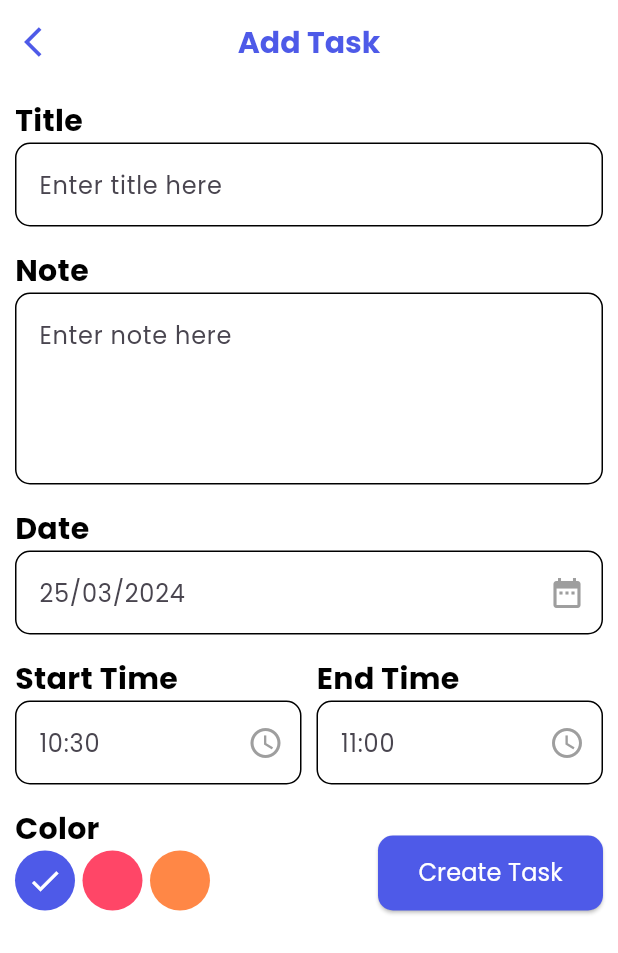
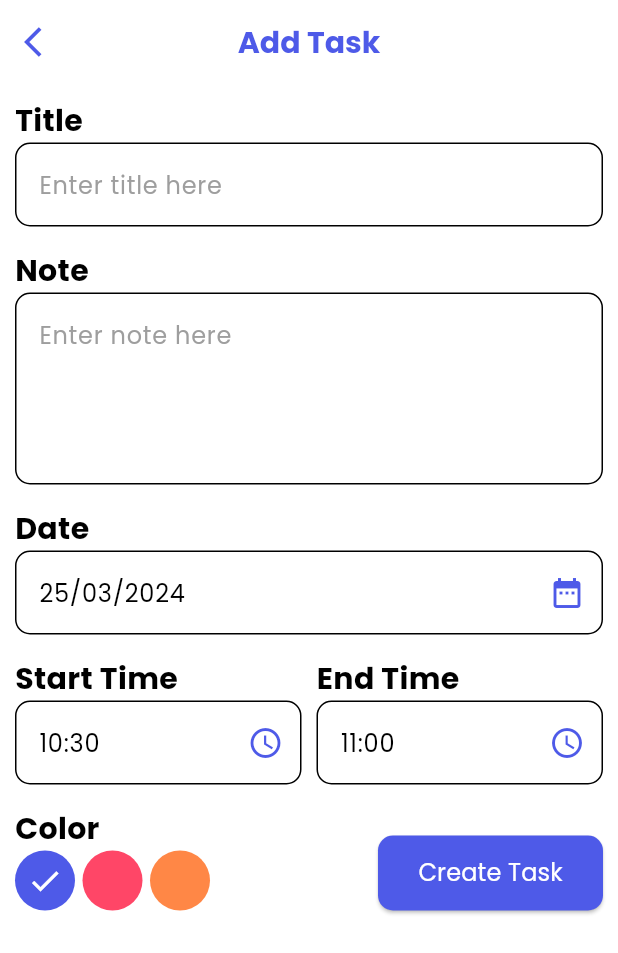
Before and after one commit to Menna20Adel/taskatti, a Flutter app: the HomeView screen opened directly, after a tap on "+ Add Task", on a phone screen of 412 x 824 dp. Shown: the top 953 px of the screen. Run offline on Flutter 3.47's test engine with Material 3 defaults, Android fonts, the phone set to English and light mode, and no system bars; our stand-ins replace date_picker_timeline, gap, google_fonts, hive, hive_flutter, image_picker and 1 more; accounts and stored records are empty; statements that could not run were skipped.

Commit message:
last but not least

```diff
--- a/lib/core/themes/themes.dart
+++ b/lib/core/themes/themes.dart
@@ -3,15 +3,24 @@ import 'package:google_fonts/google_fonts.dart';
 import 'package:taskatti/core/utils/colors.dart';
 
 class AppThemes {
+  //light theme
   static ThemeData appLightTheme = ThemeData(
       fontFamily: GoogleFonts.poppins().fontFamily,
       scaffoldBackgroundColor: AppColors.white,
       appBarTheme: AppBarTheme(
           backgroundColor: AppColors.white, foregroundColor: AppColors.blue),
+      colorScheme: ColorScheme.fromSeed(
+          primary: AppColors.blue,
+          // secondary: ,
+          background: AppColors.white,
+          // text
+          onSurface: AppColors.black,
+          error: AppColors.red,
+          seedColor: AppColors.blue),
       inputDecorationTheme: InputDecorationTheme(
           enabledBorder: OutlineInputBorder(
               borderRadius: BorderRadius.circular(10),
-              borderSide: BorderSide(color: AppColors.blue)),
+              borderSide: BorderSide(color: AppColors.black)),
           focusedBorder: OutlineInputBorder(
               borderRadius: BorderRadius.circular(10),
               borderSide: BorderSide(color: AppColors.blue)),
@@ -21,16 +30,26 @@ class AppThemes {
           focusedErrorBorder: OutlineInputBorder(
               borderRadius: BorderRadius.circular(10),
               borderSide: BorderSide(color: AppColors.red))));
+
+  //dark theme
   static ThemeData appDarkTheme = ThemeData(
       fontFamily: GoogleFonts.poppins().fontFamily,
       scaffoldBackgroundColor: AppColors.darkBackground,
       appBarTheme: AppBarTheme(
           backgroundColor: AppColors.darkBackground,
           foregroundColor: AppColors.blue),
+      colorScheme: ColorScheme.fromSeed(
+          primary: AppColors.blue,
+          // secondary: ,
+          background: AppColors.darkBackground,
+          // text
+          onSurface: AppColors.white,
+          error: AppColors.red,
+          seedColor: AppColors.blue),
       inputDecorationTheme: InputDecorationTheme(
           enabledBorder: OutlineInputBorder(
               borderRadius: BorderRadius.circular(10),
-              borderSide: BorderSide(color: AppColors.blue)),
+              borderSide: BorderSide(color: AppColors.white)),
           focusedBorder: OutlineInputBorder(
               borderRadius: BorderRadius.circular(10),
               borderSide: BorderSide(color: AppColors.blue)),
--- a/lib/core/utils/text_style.dart
+++ b/lib/core/utils/text_style.dart
@@ -1,26 +1,28 @@
 import 'package:flutter/material.dart';
-import 'package:taskatti/core/utils/colors.dart';
 
-TextStyle titleStyle({double? fontSize, Color? color, FontWeight? fontWeight}) {
+TextStyle titleStyle(contex,
+    {double? fontSize, Color? color, FontWeight? fontWeight}) {
   return TextStyle(
     fontSize: fontSize ?? 20,
     fontWeight: fontWeight ?? FontWeight.bold,
-    color: color ?? AppColors.black,
+    color: color ?? Theme.of(contex).colorScheme.onSurface,
   );
 }
 
-TextStyle bodyStyle({double? fontSize, Color? color, FontWeight? fontWeight}) {
+TextStyle bodyStyle(contex,
+    {double? fontSize, Color? color, FontWeight? fontWeight}) {
   return TextStyle(
     fontSize: fontSize ?? 18,
     fontWeight: fontWeight ?? FontWeight.normal,
-    color: color ?? AppColors.black,
+    color: color ?? Theme.of(contex).colorScheme.onSurface,
   );
 }
 
-TextStyle smallStyle({double? fontSize, Color? color, FontWeight? fontWeight}) {
+TextStyle smallStyle(context,
+    {double? fontSize, Color? color, FontWeight? fontWeight}) {
   return TextStyle(
     fontSize: fontSize ?? 16,
     fontWeight: fontWeight ?? FontWeight.normal,
-    color: color ?? AppColors.grey,
+    color: color ?? Theme.of(context).colorScheme.onSurface,
   );
 }
--- a/lib/core/widgets/custom_btn.dart
+++ b/lib/core/widgets/custom_btn.dart
@@ -26,7 +26,7 @@ class CustomButton extends StatelessWidget {
           onPressed: onPressed,
           child: Text(
             title,
-            style: smallStyle(color: AppColors.white),
+            style: smallStyle(context, color: AppColors.white),
           )),
     );
   }
--- a/lib/features/add_task/presentation/view/add_task_view.dart
+++ b/lib/features/add_task/presentation/view/add_task_view.dart
@@ -29,6 +29,7 @@ class _MyWidgetState extends State<AddTaskView> {
 
   @override
   Widget build(BuildContext context) {
+    final theme = Theme.of(context).colorScheme;
     return SafeArea(
       child: Scaffold(
         appBar: AppBar(
@@ -40,7 +41,7 @@ class _MyWidgetState extends State<AddTaskView> {
           centerTitle: true,
           title: Text(
             'Add Task',
-            style: titleStyle(color: AppColors.blue),
+            style: titleStyle(context, color: AppColors.blue),
           ),
         ),
         body: SingleChildScrollView(
@@ -69,6 +70,7 @@ class _MyWidgetState extends State<AddTaskView> {
                   readOnly: true,
                   title: 'Date',
                   hintText: date,
+                  hintColor: theme.onSurface,
                   suffix: const Icon(Icons.date_range),
                   onTap: () {
                     showDatePicker(
@@ -96,6 +98,7 @@ class _MyWidgetState extends State<AddTaskView> {
                       readOnly: true,
                       title: 'Start Time',
                       hintText: startTime,
+                      hintColor: theme.onSurface,
                       suffix: const Icon(Icons.watch_later_outlined),
                       onTap: () {
                         showTimePicker(
@@ -117,6 +120,7 @@ class _MyWidgetState extends State<AddTaskView> {
                       readOnly: true,
                       title: 'End Time',
                       hintText: endTime,
+                      hintColor: theme.onSurface,
                       suffix: const Icon(Icons.watch_later_outlined),
                       onTap: () {
                         showTimePicker(
@@ -142,7 +146,7 @@ class _MyWidgetState extends State<AddTaskView> {
                       children: [
                         Text(
                           'Color',
-                          style: titleStyle(),
+                          style: titleStyle(context),
                         ),
                         //colors
                         Row(
--- a/lib/features/add_task/widgets/custom_text_field.dart
+++ b/lib/features/add_task/widgets/custom_text_field.dart
@@ -12,7 +12,8 @@ class CustomTextField extends StatelessWidget {
       this.maxLines,
       this.readOnly,
       this.onTap,
-      this.controller});
+      this.controller,
+      this.hintColor});
   final String hintText;
   final String title;
   final Icon? suffix;
@@ -20,7 +21,7 @@ class CustomTextField extends StatelessWidget {
   final bool? readOnly;
   final Function()? onTap;
   final TextEditingController? controller;
-
+  final Color? hintColor;
   @override
   Widget build(BuildContext context) {
     return Column(
@@ -28,7 +29,7 @@ class CustomTextField extends StatelessWidget {
       children: [
         Text(
           title,
-          style: titleStyle(),
+          style: titleStyle(context),
         ),
         TextFormField(
           controller: controller,
@@ -36,12 +37,10 @@ class CustomTextField extends StatelessWidget {
           onTap: onTap,
           maxLines: maxLines,
           decoration: InputDecoration(
-            enabledBorder: OutlineInputBorder(
-              borderRadius: BorderRadius.circular(10),
-            ),
             hintText: hintText,
+            hintStyle: smallStyle(context, color: hintColor ?? AppColors.grey),
             suffixIcon: suffix,
-            suffixIconColor: AppColors.grey,
+            suffixIconColor: AppColors.blue,
           ),
         ),
         const Gap(15),
--- a/lib/features/home/view/home_view.dart
+++ b/lib/features/home/view/home_view.dart
@@ -43,11 +43,11 @@ class _HomeViewState extends State<HomeView> {
                     children: [
                       Text(
                         DateFormat.yMMMMd().format(DateTime.now()),
-                        style: titleStyle(),
+                        style: titleStyle(context),
                       ),
                       Text(
                         'Today',
-                        style: titleStyle(),
+                        style: titleStyle(context),
                       ),
                     ],
                   ),
@@ -67,9 +67,9 @@ class _HomeViewState extends State<HomeView> {
                 height: 120,
                 width: 90,
                 initialSelectedDate: DateTime.now(),
-                monthTextStyle: smallStyle(color: AppColors.black),
-                dayTextStyle: smallStyle(color: AppColors.black),
-                dateTextStyle: titleStyle(fontSize: 26),
+                monthTextStyle: smallStyle(context),
+                dayTextStyle: smallStyle(context),
+                dateTextStyle: titleStyle(context, fontSize: 26),
                 selectionColor: AppColors.blue,
                 selectedTextColor: Colors.white,
                 onDateChange: (date) {
@@ -112,7 +112,8 @@ class _HomeViewState extends State<HomeView> {
                               const Gap(5),
                               Text(
                                 'Complete',
-                                style: smallStyle(color: AppColors.white),
+                                style:
+                                    smallStyle(context, color: AppColors.white),
                               )
                             ],
                           ),
@@ -130,7 +131,8 @@ class _HomeViewState extends State<HomeView> {
                               const Gap(5),
                               Text(
                                 'Delete',
-                                style: smallStyle(color: AppColors.white),
+                                style:
+                                    smallStyle(context, color: AppColors.white),
                               )
                             ],
                           ),
--- a/lib/features/home/widgets/empty_lottie.dart
+++ b/lib/features/home/widgets/empty_lottie.dart
@@ -2,7 +2,6 @@ import 'package:flutter/material.dart';
 import 'package:gap/gap.dart';
 import 'package:lottie/lottie.dart';
 import 'package:taskatti/core/constants/assets_images.dart';
-import 'package:taskatti/core/utils/colors.dart';
 import 'package:taskatti/core/utils/text_style.dart';
 
 class EmptyLottie extends StatefulWidget {
@@ -21,7 +20,7 @@ class _EmptyLottieState extends State<EmptyLottie> {
         const Gap(10),
         Text(
           'You don\'t have any tasks yoday!',
-          style: smallStyle(color: AppColors.black),
+          style: bodyStyle(context, fontSize: 16),
         ),
       ],
     );
--- a/lib/features/home/widgets/home_header.dart
+++ b/lib/features/home/widgets/home_header.dart
@@ -35,11 +35,11 @@ class _HomeHeaderState extends State<HomeHeader> {
           children: [
             Text(
               'Hello, $name',
-              style: titleStyle(color: AppColors.blue),
+              style: titleStyle(context, color: AppColors.blue),
             ),
             Text(
               'Have A Nice Day.',
-              style: bodyStyle(),
+              style: bodyStyle(context),
             )
           ],
         ),
--- a/lib/features/home/widgets/task_container.dart
+++ b/lib/features/home/widgets/task_container.dart
@@ -30,7 +30,7 @@ class TaskContainer extends StatelessWidget {
               children: [
                 Text(
                   model.title,
-                  style: bodyStyle(color: AppColors.white),
+                  style: bodyStyle(context, color: AppColors.white),
                 ),
                 const Gap(8),
                 Row(
@@ -43,7 +43,8 @@ class TaskContainer extends StatelessWidget {
                     const Gap(5),
                     Text(
                       '${model.startTime} : ${model.endTime}',
-                      style: smallStyle(color: AppColors.white, fontSize: 14),
+                      style: smallStyle(context,
+                          fontSize: 14, color: AppColors.white),
                     ),
                   ],
                 ),
@@ -52,7 +53,7 @@ class TaskContainer extends StatelessWidget {
                   model.note,
                   maxLines: 1,
                   overflow: TextOverflow.ellipsis,
-                  style: smallStyle(color: AppColors.white),
+                  style: smallStyle(context, color: AppColors.white),
                 )
               ],
             ),
@@ -70,7 +71,7 @@ class TaskContainer extends StatelessWidget {
               quarterTurns: 3,
               child: Text(
                 model.isComplete ? 'COMPLETED' : 'TODO',
-                style: smallStyle(color: AppColors.white),
+                style: smallStyle(context, color: AppColors.white),
               ))
         ],
       ),
--- a/lib/features/splash_view.dart
+++ b/lib/features/splash_view.dart
@@ -4,6 +4,7 @@ import 'package:lottie/lottie.dart';
 import 'package:taskatti/core/constants/assets_images.dart';
 import 'package:taskatti/core/functions/routing.dart';
 import 'package:taskatti/core/services/local_storage.dart';
+import 'package:taskatti/core/utils/colors.dart';
 import 'package:taskatti/core/utils/text_style.dart';
 import 'package:taskatti/features/home/view/home_view.dart';
 import 'package:taskatti/features/upload/upload_view.dart';
@@ -34,9 +35,11 @@ class _SplashViewState extends State<SplashView> {
       child: Column(mainAxisAlignment: MainAxisAlignment.center, children: [
         Lottie.asset(AssetImages.splashLottie),
         Text('Taskatii',
-            style: bodyStyle(fontSize: 22, fontWeight: FontWeight.w500)),
+            style:
+                bodyStyle(context, fontSize: 22, fontWeight: FontWeight.w500)),
         const Gap(10),
-        Text('It\'s Time To Get Organized', style: smallStyle()),
+        Text('It\'s Time To Get Organized',
+            style: smallStyle(context, color: AppColors.grey)),
       ]),
     ));
   }
--- a/lib/features/update_profile/view/update_profile_view.dart
+++ b/lib/features/update_profile/view/update_profile_view.dart
@@ -17,7 +17,9 @@ class UpdateProfile extends StatefulWidget {
 class _UpdateProfileState extends State<UpdateProfile> {
   @override
   Widget build(BuildContext context) {
+    final theme = Theme.of(context).colorScheme;
     final box = Hive.box('user');
+    var darkMode = box.get('darkMode');
     return Scaffold(
       appBar: AppBar(
         leading: IconButton(
@@ -28,10 +30,9 @@ class _UpdateProfileState extends State<UpdateProfile> {
         actions: [
           IconButton(
               onPressed: () {
-                var darkMode = box.get('darkMode', defaultValue: false);
                 box.put('darkMode', !darkMode);
               },
-              icon: const Icon(Icons.sunny))
+              icon: Icon(darkMode ? Icons.sunny : Icons.dark_mode_rounded))
         ],
       ),
       body: Center(
@@ -62,7 +63,7 @@ class _UpdateProfileState extends State<UpdateProfile> {
                                   shape: const RoundedRectangleBorder(
                                       borderRadius: BorderRadius.vertical(
                                           top: Radius.circular(30))),
-                                  backgroundColor: AppColors.white,
+                                  backgroundColor: theme.background,
                                   context: context,
                                   builder: (Builder) {
                                     return SizedBox(
@@ -91,7 +92,7 @@ class _UpdateProfileState extends State<UpdateProfile> {
                             child: CircleAvatar(
                               radius: 20,
                               backgroundColor: AppColors.blue,
-                              foregroundColor: AppColors.white,
+                              foregroundColor: theme.background,
                               child: const Icon(Icons.camera_alt_rounded),
                             ),
                           ))
@@ -108,7 +109,7 @@ class _UpdateProfileState extends State<UpdateProfile> {
                     children: [
                       Text(
                         name,
-                        style: titleStyle(color: AppColors.blue),
+                        style: titleStyle(context, color: AppColors.blue),
                       ),
                       const Spacer(),
                       IconButton(
--- a/lib/features/upload/upload_view.dart
+++ b/lib/features/upload/upload_view.dart
@@ -40,7 +40,8 @@ class _UploadViewState extends State<UploadView> {
                   navigateTo(context, const HomeView());
                 }
               },
-              child: Text('Done', style: titleStyle(color: AppColors.blue)))
+              child: Text('Done',
+                  style: titleStyle(context, color: AppColors.blue)))
         ],
       ),
       body: Center(
```
